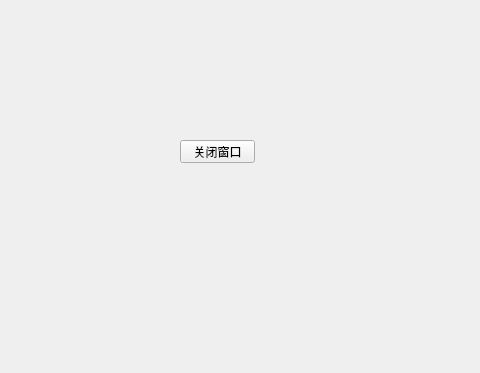
Above: PyQt/signalDemo.ui from yaofanghao/DeepLearningForImage before the change; both pictures show x 0 to 480 and y 90 to 463 of the 800 by 600 pixel window. Below: the same form after it.
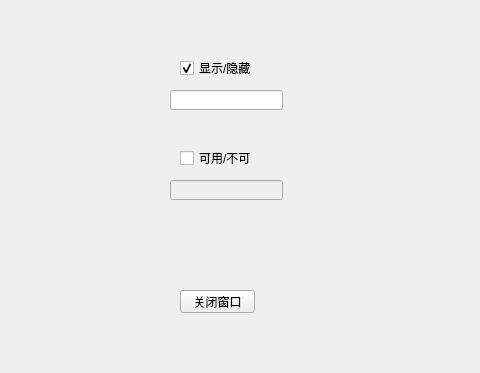
That is the form after the change.

```diff
--- a/PyQt/signalDemo.ui
+++ b/PyQt/signalDemo.ui
@@ -18,7 +18,7 @@
     <property name="geometry">
      <rect>
       <x>180</x>
-      <y>230</y>
+      <y>380</y>
       <width>75</width>
       <height>23</height>
      </rect>
@@ -27,6 +27,61 @@
      <string>关闭窗口</string>
     </property>
    </widget>
+   <widget class="QCheckBox" name="checkBox">
+    <property name="enabled">
+     <bool>true</bool>
+    </property>
+    <property name="geometry">
+     <rect>
+      <x>180</x>
+      <y>150</y>
+      <width>71</width>
+      <height>16</height>
+     </rect>
+    </property>
+    <property name="text">
+     <string>显示/隐藏</string>
+    </property>
+    <property name="checked">
+     <bool>true</bool>
+    </property>
+   </widget>
+   <widget class="QCheckBox" name="checkBox_2">
+    <property name="geometry">
+     <rect>
+      <x>180</x>
+      <y>240</y>
+      <width>71</width>
+      <height>16</height>
+     </rect>
+    </property>
+    <property name="text">
+     <string>可用/不可用</string>
+    </property>
+   </widget>
+   <widget class="QLineEdit" name="lineEdit">
+    <property name="geometry">
+     <rect>
+      <x>170</x>
+      <y>180</y>
+      <width>113</width>
+      <height>20</height>
+     </rect>
+    </property>
+   </widget>
+   <widget class="QLineEdit" name="lineEdit_2">
+    <property name="enabled">
+     <bool>false</bool>
+    </property>
+    <property name="geometry">
+     <rect>
+      <x>170</x>
+      <y>270</y>
+      <width>113</width>
+      <height>20</height>
+     </rect>
+    </property>
+   </widget>
   </widget>
   <widget class="QMenuBar" name="menubar">
    <property name="geometry">
```
Left out of the diff: 34 changed lines with no effect on the pictures.
